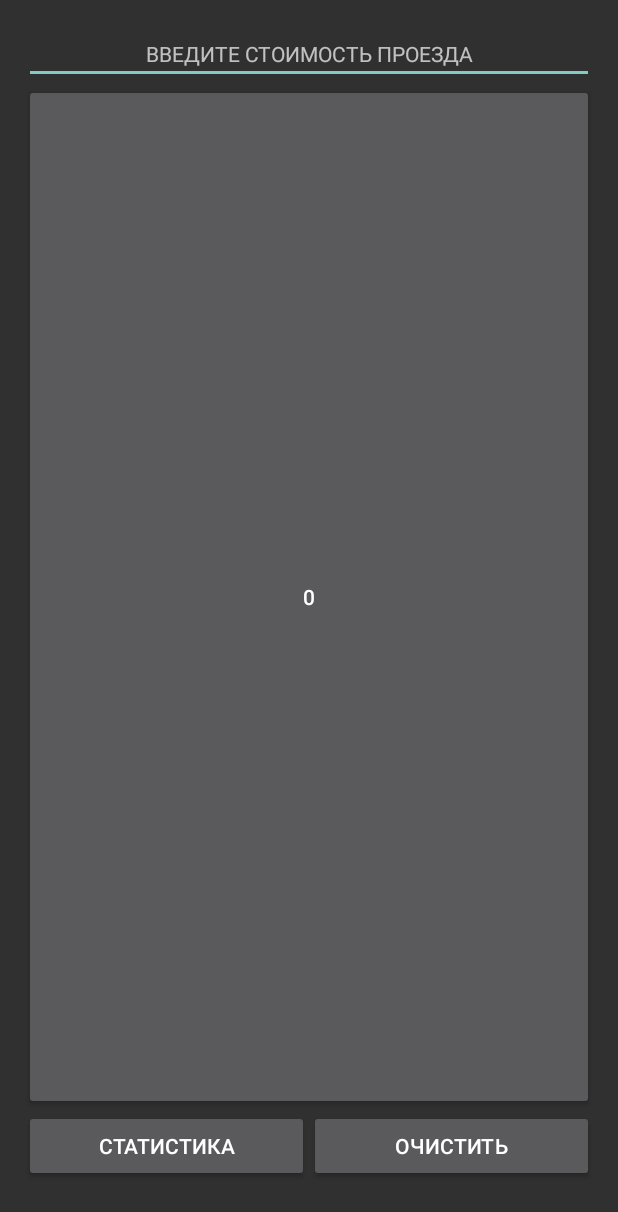
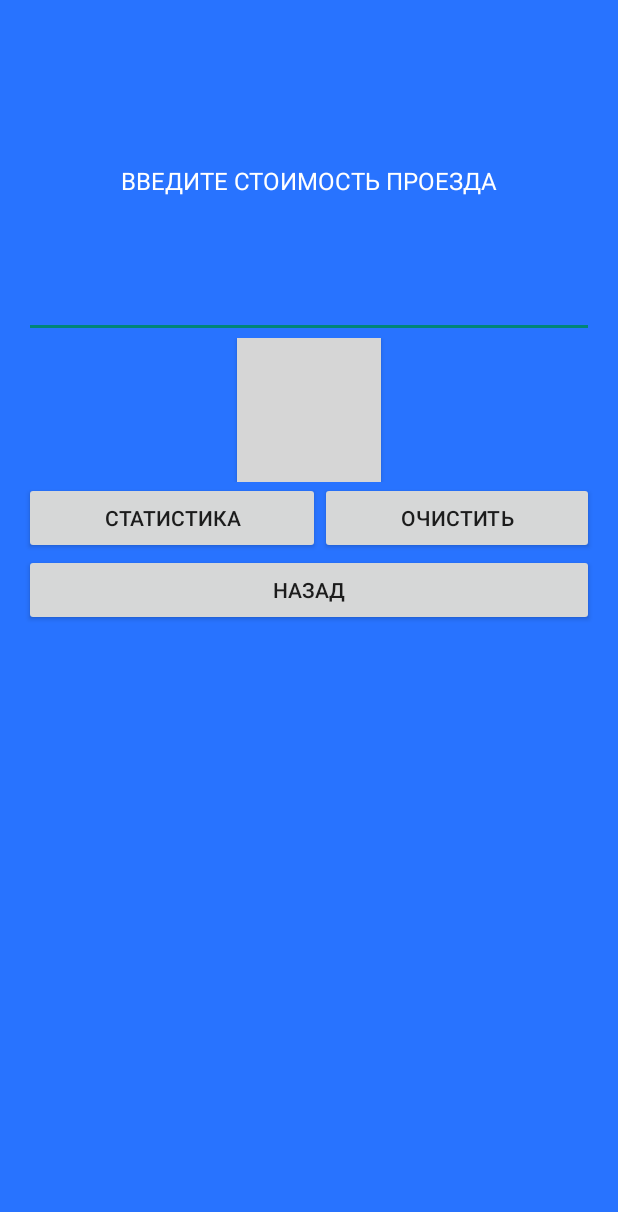
Before and after one commit to IlyaKuprik/BUSCLICKERPROJECT, an Android app: the FirstModeActivity screen opened directly, with no data from a screen before it, after a tap on "СТАТИСТИКА", on a phone screen of 412 x 824 dp. Shown: the top 1212 px of the screen. Run offline under Robolectric (Android 15) with nearby library versions, the phone set to English and light mode, and no system bars; grey boxes are pictures that could not be loaded.

Commit message:
В процессе добавления дизайна,хочу перезапустить среду,кажется лагает

```diff
--- a/app/src/main/AndroidManifest.xml
+++ b/app/src/main/AndroidManifest.xml
@@ -7,7 +7,7 @@
             android:icon="@mipmap/ic_launcher"
             android:label="@string/app_name"
             android:supportsRtl="true"
-            android:theme="@style/Theme.AppCompat.NoActionBar">
+            android:theme="@style/Theme.AppCompat.Light.NoActionBar">
         <activity android:name=".MainActivity">
             <intent-filter>
                 <action android:name="android.intent.action.MAIN"/>
--- a/app/src/main/java/com/example/clicker/FirstModeActivity.java
+++ b/app/src/main/java/com/example/clicker/FirstModeActivity.java
@@ -1,6 +1,7 @@
 package com.example.clicker;
 
 import android.content.Context;
+import android.content.Intent;
 import android.content.SharedPreferences;
 import android.support.v7.app.AppCompatActivity;
 import android.os.Bundle;
@@ -23,6 +24,7 @@ public class FirstModeActivity extends AppCompatActivity {
     static String formattedDate;
     private SharedPreferences mSaves;
 
+    static SharedPreferences.Editor editor;
     @Override
     protected void onCreate(Bundle savedInstanceState) {
         super.onCreate(savedInstanceState);
@@ -40,16 +42,18 @@ public class FirstModeActivity extends AppCompatActivity {
         else {
             Toast.makeText(this,"Пожалуйста,введите стоимость проезда",Toast.LENGTH_SHORT).show();
         }
-    }
-
-    public void onStatsButtonClick(View view) {
         if (clicker.getNumberOfClicks()==1) {
             Calendar c = Calendar.getInstance();
             SimpleDateFormat df = new SimpleDateFormat("dd-MM-yyyy");
             formattedDate = df.format(c.getTime());
+            editor=mSaves.edit();
+            editor.putString(SAVES_DATE,formattedDate);
+            editor.apply();
+        }
+    }
 
-        }
-        Toast.makeText(this, "Статистика проездов с " + formattedDate + "\nКоличество проездов: " + clicker.getNumberOfClicks() + "\nСумма всех проездов: " + clicker.getCounter(), Toast.LENGTH_SHORT).show();
+    public void onStatsButtonClick(View view) {
+        Toast.makeText(this, "Статистика проездов с " + formattedDate + "\nКоличество проездов: " + clicker.getNumberOfClicks() + "\nСумма всех проездов: " + clicker.getCounter(), Toast.LENGTH_LONG).show();
     }
 
     public void onCleanButtonClick(View view) {
@@ -61,10 +65,9 @@ public class FirstModeActivity extends AppCompatActivity {
     @Override
     protected void onPause(){
         super.onPause();
-        SharedPreferences.Editor editor=mSaves.edit();
+        editor=mSaves.edit();
         editor.putInt(SAVES_COUNTER,clicker.getCounter());
         editor.putInt(SAVES_NUMBER_OF_CLICKS,clicker.getNumberOfClicks());
-        editor.putString(SAVES_DATE,formattedDate);
         editor.apply();
     }
 
@@ -82,4 +85,9 @@ public class FirstModeActivity extends AppCompatActivity {
             formattedDate=mSaves.getString(SAVES_DATE,null);
         }
     }
+
+    public void onFirstModeBackButtonClick(View view) {
+        Intent intent=new Intent(FirstModeActivity.this,MainActivity.class);
+        startActivity(intent);
+    }
 }
--- a/app/src/main/res/layout/activity_first_mode.xml
+++ b/app/src/main/res/layout/activity_first_mode.xml
@@ -10,7 +10,8 @@
         android:paddingTop="@dimen/activity_vertical_margin"
         android:paddingBottom="@dimen/activity_vertical_margin"
         android:orientation="vertical"
-        tools:context="com.example.clicker.FirstModeActivity" android:weightSum="1">
+        tools:context="com.example.clicker.FirstModeActivity" android:weightSum="1"
+        android:background="@color/background">
 
     <EditText
             android:layout_width="match_parent"
@@ -18,34 +19,49 @@
             android:inputType="textPersonName"
             android:ems="10"
             android:id="@+id/firstModeHeadline" android:hint="@string/first_mode_headline"
-            android:gravity="center_vertical|center" android:textSize="14sp"/>
+            android:gravity="center_vertical|center" android:textSize="16dp"
+            android:textColorHint="@android:color/background_light" android:layout_weight="0.30"/>
+    <LinearLayout
+            android:layout_width="match_parent"
+            android:layout_height="wrap_content" android:id="@+id/clickButtonLayout"
+            android:elevation="1dp" android:orientation="vertical" android:baselineAligned="false"
+            android:gravity="center">
+        <Button
+                android:text=""
+                android:onClick="onClickButtonClick"
+                android:id="@+id/clickButton"
+                android:background="@drawable/button_converted"
+                android:layout_width="wrap_content"
+                android:layout_height="wrap_content" android:minWidth="48dip" android:minHeight="48dp"
+                android:gravity="center" android:textColor="@android:color/background_light" android:textSize="50dip"/>
+    </LinearLayout>
     <LinearLayout
             android:orientation="vertical"
             android:layout_width="match_parent"
-            android:layout_height="wrap_content" android:layout_weight="0.97" android:id="@+id/clickButtonLayout">
-        <Button
-                android:text=""
-                android:layout_width="match_parent"
-                android:onClick="onClickButtonClick"
-                android:layout_height="match_parent" android:id="@+id/clickButton"/>
-    </LinearLayout>
+            android:layout_height="wrap_content">
         <LinearLayout
                 android:orientation="horizontal"
                 android:layout_width="match_parent"
                 android:layout_height="wrap_content" android:id="@+id/buttonLayout">
             <Button
                     android:text="@string/stats"
-                android:layout_width="0dp"
+                    android:inputType="number"
                     android:layout_height="wrap_content"
                     android:layout_weight="1"
                     android:onClick="onStatsButtonClick"
                     android:id="@+id/statsButton"
-                android:elevation="1dp"/>
+                    android:layout_width="wrap_content"/>
             <Button
                     android:text="@string/clean"
-                android:layout_width="0dp"
                     android:onClick="onCleanButtonClick"
                     android:layout_height="wrap_content" android:layout_weight="1"
-                android:id="@+id/cleanButton"/>
+                    android:id="@+id/cleanButton" android:layout_width="wrap_content"/>
+        </LinearLayout>
+        <Button
+                android:text="@string/back"
+                android:layout_width="match_parent"
+                android:onClick="onFirstModeBackButtonClick"
+                android:layout_height="wrap_content" android:id="@+id/firstModeBackButton"
+                android:layout_weight="1"/>
     </LinearLayout>
 </LinearLayout>
--- a/app/src/main/res/values/colors.xml
+++ b/app/src/main/res/values/colors.xml
@@ -3,4 +3,5 @@
     <color name="colorPrimary">#3F51B5</color>
     <color name="colorPrimaryDark">#303F9F</color>
     <color name="colorAccent">#FF4081</color>
+    <color name="background">#2873ff</color>
 </resources>
--- a/app/src/main/res/values/strings.xml
+++ b/app/src/main/res/values/strings.xml
@@ -14,4 +14,5 @@
     <string name="next">ДАЛЕЕ</string>
     <string name="stop">СТОП</string>
     <string name="resume">ПРОДОЛЖИТЬ</string>
+    <string name="back">НАЗАД</string>
 </resources>
```
Also changed, not shown: app/src/main/java/com/example/clicker/ConductorActivity.java (+1 -15 lines), app/src/main/res/layout/activity_main.xml (+7 -4 lines). Lines whose indentation alone changed are shown as unchanged.
